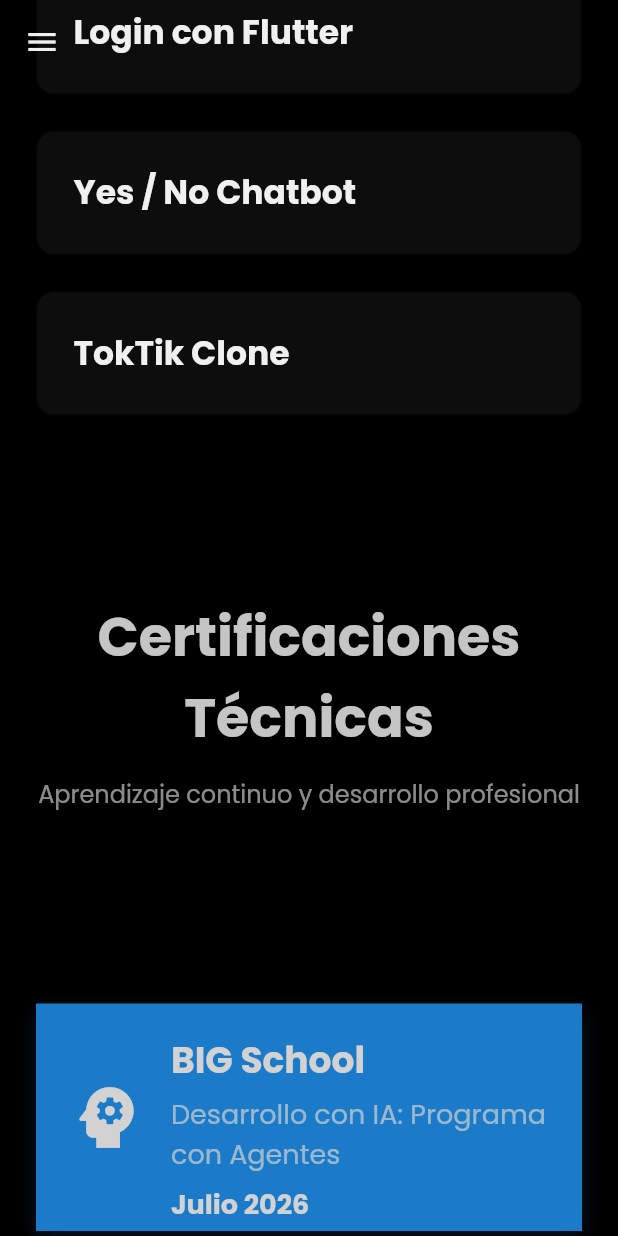
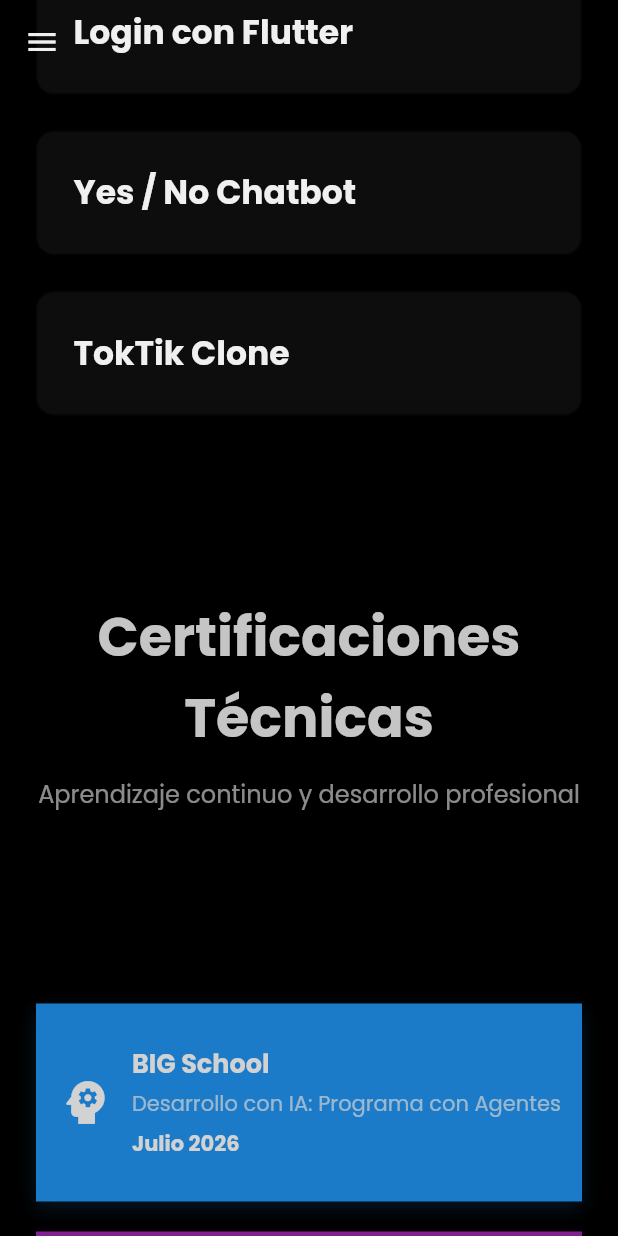
Before and after one commit to kharoldcanova/kharold-canova, a Flutter app: the screen it shows after launch, scrolled down 3456 dp, on a phone screen of 412 x 824 dp. Run offline on Flutter 3.47's test engine with Material 3 defaults, Android fonts, the phone set to English and light mode, and no system bars; our stand-ins replace equatable, flutter_bloc, font_awesome_flutter, google_fonts.

Commit message:
fix: evitar desborde de cards de certificaciones en mobile
- Reemplaza childAspectRatio por mainAxisExtent fijo (132px mobile / 160px desktop)
- Modo compacto (<=600px): icono, fuentes y padding reducidos
- Ellipsis en la fecha para prevenir overflow

```diff
--- a/lib/screens/widgets/certifications_section.dart
+++ b/lib/screens/widgets/certifications_section.dart
@@ -87,6 +87,7 @@ class CertificationsSection extends StatelessWidget {
                         : constraints.maxWidth > 600
                             ? 2
                             : 1;
+                    final isCompact = constraints.maxWidth <= 600;
 
                     return GridView.builder(
                       shrinkWrap: true,
@@ -95,12 +96,16 @@ class CertificationsSection extends StatelessWidget {
                         crossAxisCount: crossAxisCount,
                         crossAxisSpacing: 20,
                         mainAxisSpacing: 20,
-                        childAspectRatio: 2.4,
+                        // Altura fija por fila: evita que el contenido se
+                        // desborde en pantallas angostas (mobile), donde la
+                        // proporción ancho/alto dejaba la card muy baja.
+                        mainAxisExtent: isCompact ? 132 : 160,
                       ),
                       itemCount: certifications.length,
                       itemBuilder: (context, index) {
                         return _CertificationCard(
                           certification: certifications[index],
+                          compact: isCompact,
                         );
                       },
                     );
@@ -121,8 +126,9 @@ class CertificationsSection extends StatelessWidget {
 
 class _CertificationCard extends StatefulWidget {
   final CertificationItem certification;
+  final bool compact;
 
-  const _CertificationCard({required this.certification});
+  const _CertificationCard({required this.certification, this.compact = false});
 
   @override
   State<_CertificationCard> createState() => _CertificationCardState();
@@ -134,6 +140,12 @@ class _CertificationCardState extends State<_CertificationCard> {
   @override
   Widget build(BuildContext context) {
     final cert = widget.certification;
+    final compact = widget.compact;
+    final iconSize = compact ? 38.0 : 54.0;
+    final titleSize = compact ? 17.0 : 24.0;
+    final subtitleSize = compact ? 14.0 : 18.0;
+    final dateSize = compact ? 14.0 : 18.0;
+    final padding = compact ? 14.0 : 20.0;
 
     return MouseRegion(
       onEnter: (_) => setState(() => _hovered = true),
@@ -156,13 +168,13 @@ class _CertificationCardState extends State<_CertificationCard> {
           ],
         ),
         child: Padding(
-          padding: const EdgeInsets.all(20),
+          padding: EdgeInsets.all(padding),
           child: Row(
             crossAxisAlignment: CrossAxisAlignment.center,
             children: [
               // -- Icon
-              Icon(cert.icon, color: Colors.white, size: 54),
-              const SizedBox(width: 16),
+              Icon(cert.icon, color: Colors.white, size: iconSize),
+              SizedBox(width: compact ? 12 : 16),
 
               // -- Text
               Expanded(
@@ -173,32 +185,34 @@ class _CertificationCardState extends State<_CertificationCard> {
                   children: [
                     Text(
                       cert.title,
-                      style: const TextStyle(
+                      style: TextStyle(
                         color: Colors.white,
-                        fontSize: 24,
+                        fontSize: titleSize,
                         fontWeight: FontWeight.bold,
                       ),
-                      maxLines: 1,
+                      maxLines: compact ? 2 : 1,
                       overflow: TextOverflow.ellipsis,
                     ),
                     const SizedBox(height: 4),
                     Text(
                       cert.subtitle,
-                      style: const TextStyle(
+                      style: TextStyle(
                         color: Colors.white70,
-                        fontSize: 18,
+                        fontSize: subtitleSize,
                       ),
-                      maxLines: 2,
+                      maxLines: compact ? 1 : 2,
                       overflow: TextOverflow.ellipsis,
                     ),
                     const SizedBox(height: 6),
                     Text(
                       cert.date,
-                      style: const TextStyle(
+                      style: TextStyle(
                         color: Colors.white,
-                        fontSize: 18,
+                        fontSize: dateSize,
                         fontWeight: FontWeight.bold,
                       ),
+                      maxLines: 1,
+                      overflow: TextOverflow.ellipsis,
                     ),
                   ],
                 ),
```
